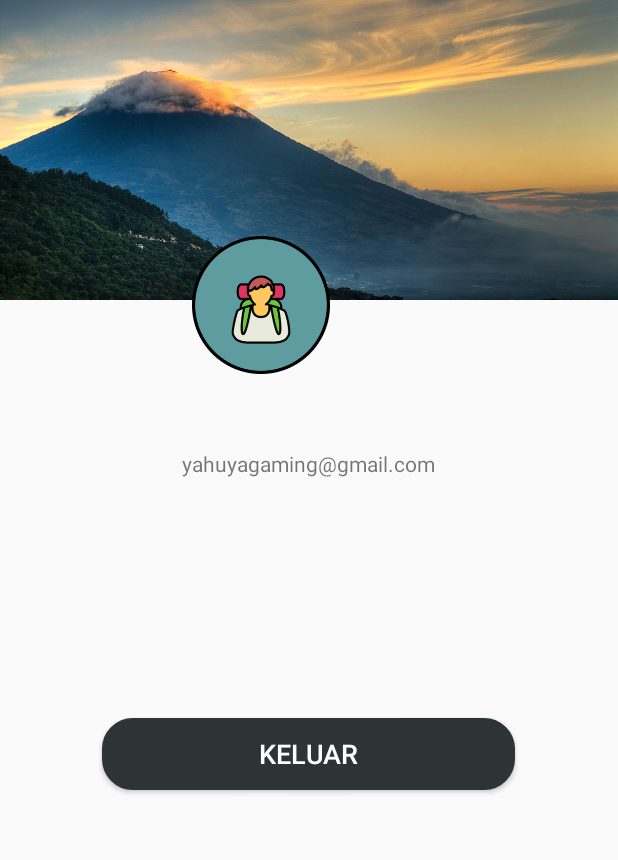
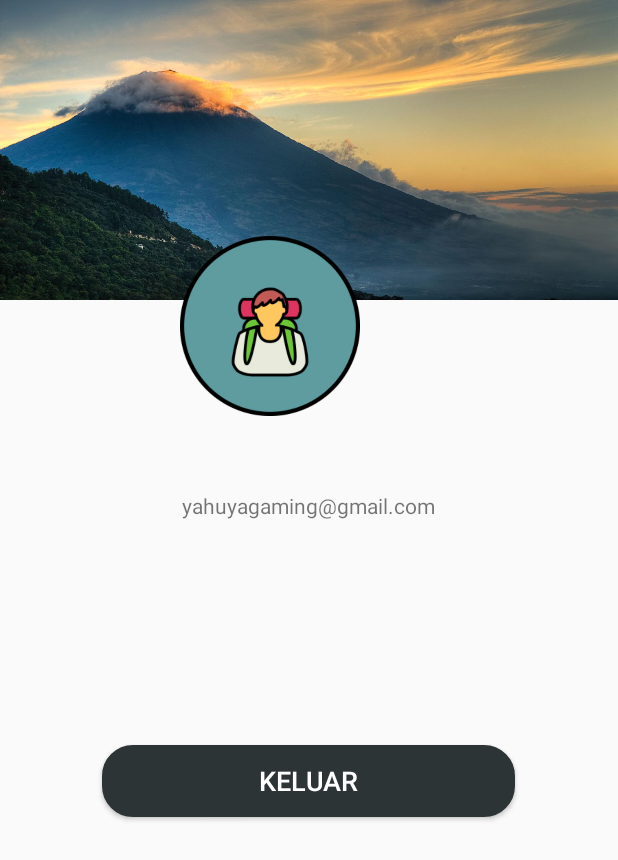
Before and after one commit to kriswidy/AplikasiDolen, an Android app: the screen it shows after launch (ProfilActivity), on a phone screen of 412 x 824 dp. Shown: the top 860 px of the screen. Run offline under Robolectric (Android 15) with nearby library versions, the phone set to English and light mode, and no system bars.

Commit message:
profile-activity-2-reupload

```diff
--- a/app/src/main/res/layout/activity_profil.xml
+++ b/app/src/main/res/layout/activity_profil.xml
@@ -16,8 +16,8 @@
 
     <ImageView
         android:id="@+id/imageProfil"
-        android:layout_width="108dp"
-        android:layout_height="92dp"
+        android:layout_width="120dp"
+        android:layout_height="120dp"
         android:adjustViewBounds="false"
         android:cropToPadding="false"
         app:srcCompat="@drawable/profileicon"
@@ -25,7 +25,7 @@
         android:layout_marginLeft="120dp"/>
 
     <TextView
-        android:id="@+id/textView2"
+        android:id="@+id/tvEmail"
         android:layout_width="wrap_content"
         android:layout_height="19dp"
         android:layout_centerVertical="true"
@@ -45,8 +45,8 @@
         android:textSize="8pt"
         android:layout_centerVertical="true"
         android:layout_centerHorizontal="true"
-        android:layout_below="@+id/textView2"
-        android:layout_marginTop="110dp"
+        android:layout_below="@+id/tvEmail"
+        android:layout_marginTop="100dp"
         />
 
 </RelativeLayout>
```
